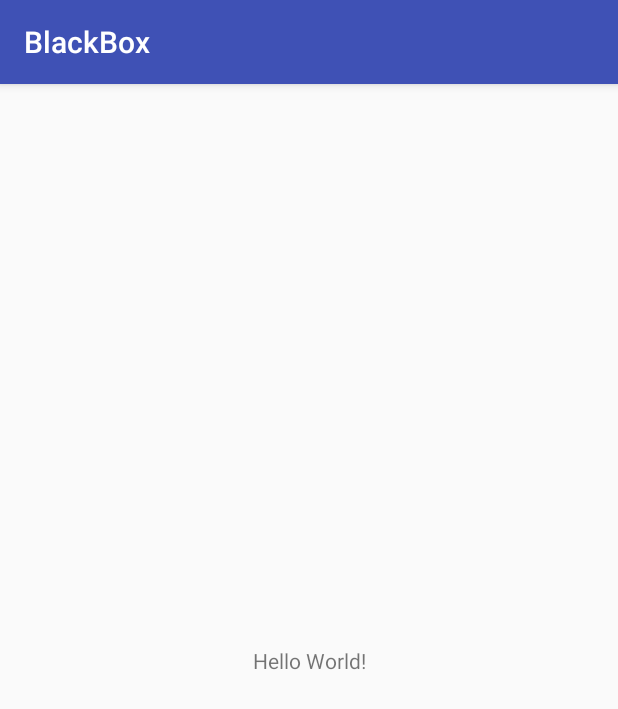
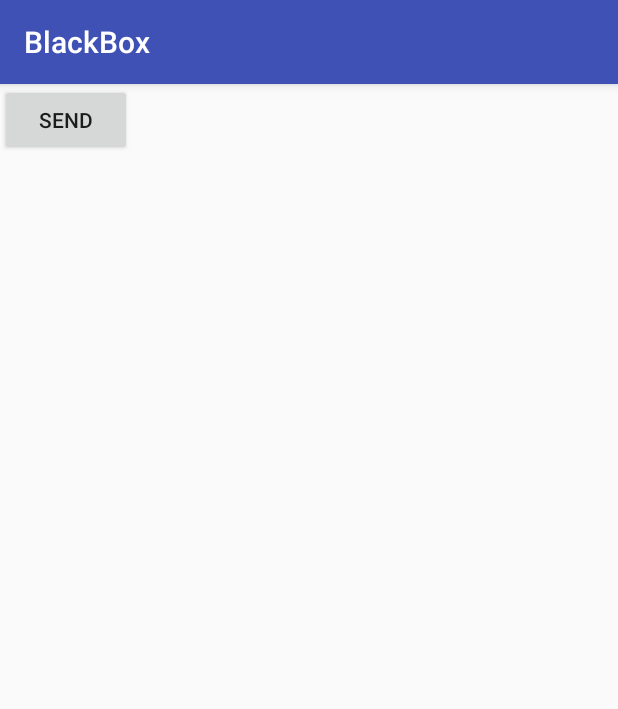
Before and after one commit to DriesCarmen/BlackBox, an Android app: the screen it shows after launch (MainActivity), on a phone screen of 412 x 824 dp. Shown: the top 709 px of the screen. Run offline under Robolectric (Android 15) with nearby library versions, the phone set to English and light mode, and no system bars; our stand-ins replace Firebase (no records; nobody signed in at launch, a user with empty details on screens opened directly).

Commit message:
Firebase added
Firebase connection added. can send data to the server.

```diff
--- a/app/build.gradle
+++ b/app/build.gradle
@@ -26,5 +26,9 @@ dependencies {
     })
     compile 'com.android.support:appcompat-v7:26.+'
     compile 'com.android.support.constraint:constraint-layout:1.0.2'
+    compile 'com.google.firebase:firebase-database:10.0.1'
     testCompile 'junit:junit:4.12'
 }
+
+
+apply plugin: 'com.google.gms.google-services'
--- a/app/src/main/java/com/example/driescarmen/blackbox/MainActivity.java
+++ b/app/src/main/java/com/example/driescarmen/blackbox/MainActivity.java
@@ -2,6 +2,10 @@ package com.example.driescarmen.blackbox;
 
 import android.support.v7.app.AppCompatActivity;
 import android.os.Bundle;
+import android.view.View;
+
+import com.google.firebase.database.DatabaseReference;
+import com.google.firebase.database.FirebaseDatabase;
 
 public class MainActivity extends AppCompatActivity {
 
@@ -10,4 +14,14 @@ public class MainActivity extends AppCompatActivity {
         super.onCreate(savedInstanceState);
         setContentView(R.layout.activity_main);
     }
+    int num = 0;
+    public void Send(View v)
+    {
+        // Write a message to the database
+        FirebaseDatabase database = FirebaseDatabase.getInstance();
+        DatabaseReference myRef = database.getReference("message");
+
+        myRef.setValue("Hello, World!" + num);
+        num++;
+    }
 }
--- a/app/src/main/res/layout/activity_main.xml
+++ b/app/src/main/res/layout/activity_main.xml
@@ -6,13 +6,11 @@
     android:layout_height="match_parent"
     tools:context="com.example.driescarmen.blackbox.MainActivity">
 
-    <TextView
+
+    <Button
         android:layout_width="wrap_content"
         android:layout_height="wrap_content"
-        android:text="Hello World!"
-        app:layout_constraintBottom_toBottomOf="parent"
-        app:layout_constraintLeft_toLeftOf="parent"
-        app:layout_constraintRight_toRightOf="parent"
-        app:layout_constraintTop_toTopOf="parent" />
+        android:text="Send"
+        android:onClick="Send"/>
 
 </android.support.constraint.ConstraintLayout>
--- a/build.gradle
+++ b/build.gradle
@@ -9,6 +9,7 @@ buildscript {
 
         // NOTE: Do not place your application dependencies here; they belong
         // in the individual module build.gradle files
+        classpath 'com.google.gms:google-services:3.0.0'
     }
 }
 
```
Also changed, not shown: 3 other files.
